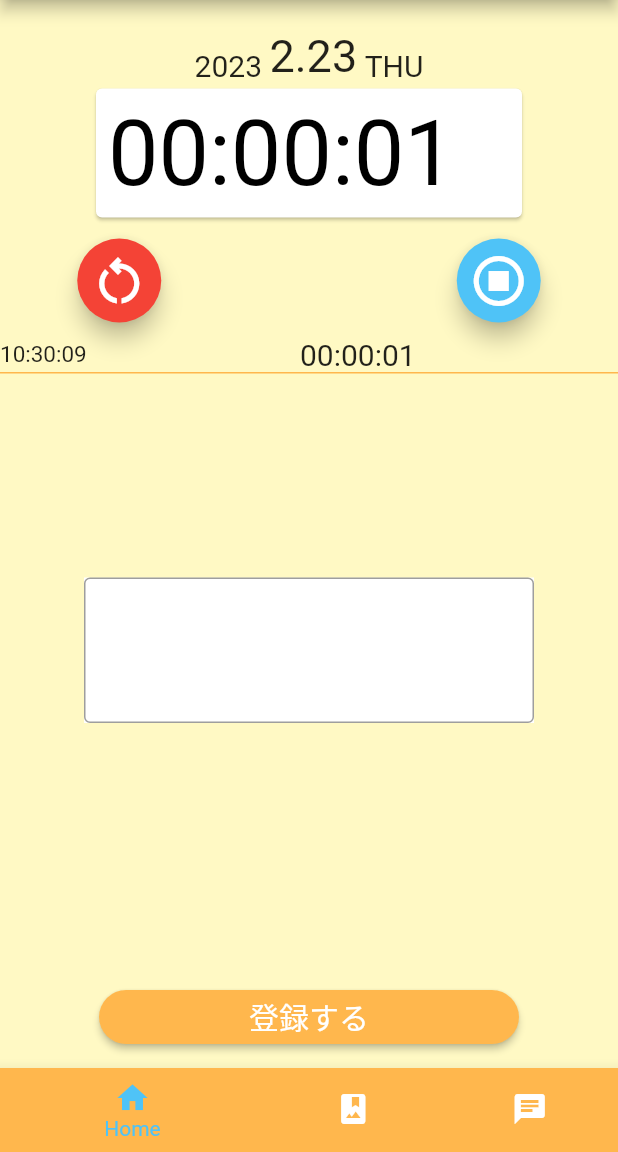
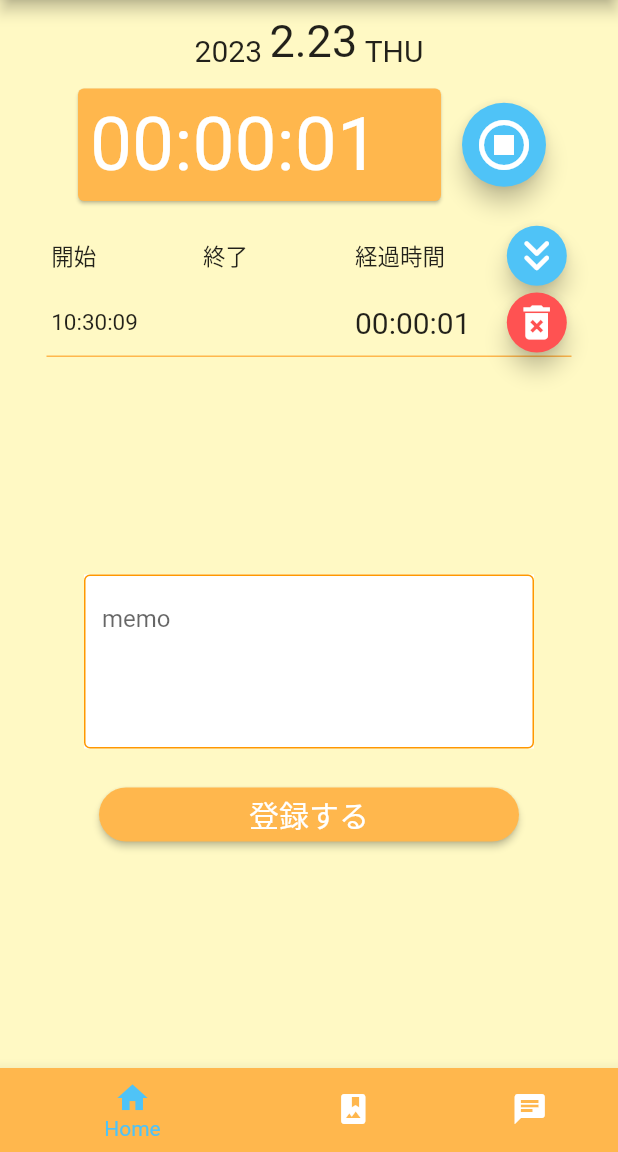
Before and after one commit to kei-study1/study_memo, a Flutter app: the screen it shows after launch, after a tap on the "play circle outline" icon, on a phone screen of 412 x 824 dp, the part 84-1236 px from its top. Run offline on Flutter 3.47's test engine with Material 2 defaults, Android fonts, the light colour scheme and no system bars; missing offline and left inert: dart:ffi.

Commit message:
タイマーの合計、リストの時間との整合性UP、リストの削除機能、メモ機能

```diff
--- a/lib/main.dart
+++ b/lib/main.dart
@@ -24,10 +24,16 @@ class _MainPageState extends State<MainPage> {
   ScreenColor screenColor = ScreenColor();
   // スクリーンのリスト
   ScreenList screenList = ScreenList();
+    // テキストフィールド用
+  final focusNode = FocusNode();
 
   @override
   Widget build(BuildContext context) {
-    return Scaffold(
+    return Focus(
+      focusNode: focusNode,
+      child: GestureDetector(
+        onTap: focusNode.requestFocus,
+        child: Scaffold(
           backgroundColor: screenColor.baseColor2,
           appBar: AppBar(
             backgroundColor: screenColor.baseColor,
@@ -55,6 +61,8 @@ class _MainPageState extends State<MainPage> {
             onTap: _onItemTapped,
             type: BottomNavigationBarType.shifting,
           ),
+        ),
+      ),
     );
   }
 
--- a/lib/screens/home.dart
+++ b/lib/screens/home.dart
@@ -1,5 +1,6 @@
 import 'dart:ffi';
 
+import 'package:flutter/foundation.dart';
 import 'package:flutter/material.dart';
 import 'package:intl/intl.dart';
 import 'dart:async';
@@ -36,21 +37,28 @@ class StudyTimerState extends State<StudyTimer> {
   // タイマー関係
   late Timer _timer;
   String countTimer = '00:00:00';
-  int _seconds = 0;
+  String currentListTimer = '00:00:00';
+  int diffSeconds = 0;
+  List<DateTime> dateTimeBetweenList = [];
   int _hour = 0;
   int _minute = 0;
   int _second = 0;
+  // スクロールコントローラー
+  ScrollController _scrollController = ScrollController();
+  int _itemCount = 1;
 
+  // タイマースタート＆ストップ
   void _buttonPress() {
     setState(() {
       _buttonOn = !_buttonOn;
       ListViewRow listViewRow = ListViewRow(DateTime.now(), _buttonOn);
       if (_buttonOn) {
         _timer = Timer.periodic(
-          Duration(seconds: 1),
+          Duration(microseconds: 1000),
           _onTimer
         );
         dateTimeStartList.add(listViewRow);
+        _itemCount++;
       } else {
         _timer.cancel();
         dateTimeEndList.add(listViewRow);
@@ -58,17 +66,51 @@ class StudyTimerState extends State<StudyTimer> {
     });
     print(_buttonOn);
   }
-  void _resetButtonPress() {
+
+  // Timerのメソッドを使うカウント用。正直Timer.periodicを使いたいだけの生贄メソッド
+  void _onTimer(Timer timer) {
     setState(() {
-      countTimer = '00:00:00';
-      _seconds = 0;
-      _buttonOn = false;
-      if (_timer.isActive) {
-        _timer.cancel();
-      }
+      dateTimeBetweenList.insert(dateTimeStartList.length - 1,
+        _dateTimeDiff(
+          dateTimeStartList.elementAt(dateTimeStartList.length - 1)._nowDateTime,
+          DateTime.now()
+        )
+      );
+      countTimer = _makeStringTime(_totalSeconds());
     });
   }
 
+  // タイマーリストの時間を合算して秒数で渡す
+  int _totalSeconds() {
+    int _totalSeconds = 0;
+    for (int i = 0; i < dateTimeStartList.length; i++) {
+      _totalSeconds += _makeSeconds(dateTimeBetweenList.elementAt(i));
+    }
+    return _totalSeconds;
+  }
+
+  // DateTime型をintの秒に変換して渡す
+  int _makeSeconds(DateTime t) {
+    int _tHourSec = t.hour * 60 * 60;
+    int _tMinuteSec = t.minute * 60;
+    return _tHourSec + _tMinuteSec + t.second;
+  }
+
+  // 開始時刻と終了時刻の差をStringの 00:00:00 にして渡す
+  String _dateTimeDifference(DateTime start, DateTime end) {
+    diffSeconds = end.difference(start).inSeconds;
+    return _makeStringTime(diffSeconds);
+  }
+  // 2つのDateTimeの差をDateTimeで返す
+  DateTime _dateTimeDiff(DateTime s, DateTime e) {
+    var s1 = _makeSeconds(e) - _makeSeconds(s);
+    var h = s1 ~/ (60 * 60);
+    var m = (s1 - h * 60 *60) ~/ 60;
+    var s2 = s1 - h * 60 * 60 - m * 60;
+    return DateTime(0,0,0,h,m,s2);
+  }
+
+  // 送られた秒数をStringの 00:00:00 で表示
   String _makeStringTime(int sec) {
     _hour = sec ~/ (60 * 60);
     _minute = (sec - _hour * 60 * 60) ~/ 60;
@@ -78,27 +120,41 @@ class StudyTimerState extends State<StudyTimer> {
     return _formatter.format(_time);
   }
 
-  void _onTimer(Timer timer) {
-    _seconds++;
-    var _formattedTime = _makeStringTime(_seconds);
+  // indexのタイマーリストを削除する
+  void _deleteList(int index) {
     setState(() {
-      countTimer = _formattedTime;
+      dateTimeStartList.removeAt(index);
+      dateTimeBetweenList.removeAt(index);
+      if (dateTimeEndList.length >= index + 1) {
+        dateTimeEndList.removeAt(index);
+      } else {
+        _buttonOn = !_buttonOn;
+        _timer.cancel();
+      }
+      countTimer = _makeStringTime(_totalSeconds());
+      _itemCount--;
     });
   }
 
-  String _dateTimeDifference(DateTime start, DateTime end) {
-    int diffSeconds = end.difference(start).inSeconds;
-    return _makeStringTime(diffSeconds);
+  // リストを最下までスクロール
+  void _arrowPress() {
+    _scrollController.animateTo(
+      _scrollController.position.maxScrollExtent,
+      duration: Duration(milliseconds: 500),
+      curve: Curves.linear
+    );
   }
 
   Widget build(BuildContext context) {
-    return Center(
+    return Container(
+      height:  MediaQuery.of(context).size.height,
+      child: SingleChildScrollView(
         child: Column(
-        mainAxisAlignment: MainAxisAlignment.spaceBetween,
+          // mainAxisAlignment: MainAxisAlignment.spaceBetween,
           children: [
             Column(
               children: [
-              const SizedBox(height: 20,),
+                const SizedBox(height: 10,),
                 Row(
                   mainAxisAlignment: MainAxisAlignment.center,
                   crossAxisAlignment: CrossAxisAlignment.end,
@@ -128,77 +184,82 @@ class StudyTimerState extends State<StudyTimer> {
                   ],
                 ),
 
+                SizedBox(height: 10,),
+
                 Row(
-                children: <Widget>[
-                  Expanded(
-                    child: Container(),
-                  ),
-                  Expanded(
-                    flex: 6,
-                    child: Container(
-                      child: Column(
+                  mainAxisAlignment: MainAxisAlignment.center,
                   children: <Widget>[
                     Card(
-                            color: Colors.white,
+                      color: _buttonOn? screenColor.baseColor : Color.fromARGB(255, 167, 157, 133),
                       child: Container(
                         padding: EdgeInsets.all(8),
-                              width: 284,
+                        width: 242,
                         child: Text(
                           countTimer,
                           style: TextStyle(
-                                  fontSize: 60,
-                                  color: Colors.black,
+                            fontSize: 50,
+                            color: Colors.white,
                           ),
                         ),
                       ),
                     ),
 
-                          const SizedBox(height: 10,),
-                          Row(
-                            mainAxisAlignment: MainAxisAlignment.spaceBetween,
-                            children: [
-                              InkWell(
-                                onTap: null,
-                                onLongPress: _resetButtonPress,
-                                child: FloatingActionButton(
-                                  foregroundColor: Colors.white,
-                                  backgroundColor: Colors.red,
-                                  splashColor: Colors.white,
-                                  child: Icon(Icons.restart_alt_outlined, size: 40,),
-                                  onPressed: (){},
-                                ),
-                              ),
+                    const SizedBox(width: 10,),
+
                     FloatingActionButton(
                       onPressed: _buttonPress,
                       splashColor: _buttonOn ? screenColor.baseColor : screenColor.subColor,
                       backgroundColor: _buttonOn ? screenColor.subColor : screenColor.baseColor,
                       child: Icon(_buttonOn ? Icons.stop_circle_outlined : Icons.play_circle_outline, size: 40,),
                     ),
-                            ],
-                          ),
-                        ],
-                      ),
-                    ),
-                  ),
-                  Expanded(
-                    child: Container(),
-                  ),
+
                   ],
                 ),
 
                 const SizedBox(height: 10,),
 
                 Container(
-                height: 150,
+                  width: 350,
+                  child: Column(
+                    children: <Widget>[
+                      Container(
+                        height: 45,
+                        child: Row(
+                          mainAxisAlignment: MainAxisAlignment.spaceAround,
+                          crossAxisAlignment: CrossAxisAlignment.center,
+                          children: <Widget> [
+                            ConRap('開始', 15),
+                            ConRap('終了', 15),
+                            ConRap('経過時間', 15),
+                            Container(
+                              width: 40,
+                              child: FloatingActionButton(
+                                foregroundColor: Colors.white,
+                                backgroundColor: screenColor.subColor,
+                                splashColor: Colors.white,
+                                child: Icon(Icons.keyboard_double_arrow_down_rounded, size: 35,),
+                                onPressed: _arrowPress,
+                              ),
+                            ),
+                          ]
+                        ),
+                      ),
+                      Container(
+                        height: 160,
                         child: ListView.builder(
+                          controller: _scrollController,
+                          itemCount: _itemCount,
                           itemBuilder: (BuildContext context, int index) {
                             if (dateTimeStartList.length >= index + 1){
                               return Container(
+                                height: 45,
                                 decoration: BoxDecoration(
                                   // border のカラーに制約がある。null系だと思うから「！」を付けたらOKだった！
                                   border: Border(bottom: BorderSide(width: 1.0, color: screenColor.baseColor!))
                                 ),
                                 child: Row(
+                                  mainAxisAlignment: MainAxisAlignment.spaceAround,
+                                  crossAxisAlignment: CrossAxisAlignment.center,
                                   children: <Widget> [
                                     ConRap(DateFormat('HH:mm:ss').format(dateTimeStartList.elementAt(index).getNowDateTime()), 15),
 
@@ -206,20 +267,28 @@ class StudyTimerState extends State<StudyTimer> {
                                       ConRap(DateFormat('HH:mm:ss').format(dateTimeEndList.elementAt(index).getNowDateTime()), 15) :
                                       ConRap('', 15),
 
-                            (dateTimeEndList.length >= index + 1) ?
+                                    (dateTimeBetweenList.length >= index + 1) ?
                                       ConRap(
-                              _dateTimeDifference(
-                                dateTimeStartList.elementAt(index).getNowDateTime(),
-                                dateTimeEndList.elementAt(index).getNowDateTime()
+                                        DateFormat('HH:mm:ss').format(
+                                          dateTimeBetweenList.elementAt(index)
                                         )
                                       , 20) :
-                            ConRap(
-                              _dateTimeDifference(
-                                dateTimeStartList.elementAt(index).getNowDateTime(),
-                                DateTime.now()
-                              )
-                            , 20),
-                            // Text(dateTimeStartList.elementAt(index).getButtonOn() ? "開始" : "終了")
+                                      ConRap('', 20),
+
+                                    InkWell(
+                                      onTap: null,
+                                      onLongPress: () => _deleteList(index),
+                                      child: Container(
+                                        width: 40,
+                                        child: FloatingActionButton(
+                                          foregroundColor: Colors.white,
+                                          backgroundColor: Colors.redAccent.shade200,
+                                          splashColor: Colors.white,
+                                          child: Icon(Icons.delete_forever, size: 30,),
+                                          onPressed: (){},
+                                        ),
+                                      ),
+                                    ),
                                   ]
                                 ),
                               );
@@ -227,21 +296,36 @@ class StudyTimerState extends State<StudyTimer> {
                           }
                         ),
                       ),
+                    ],
+                  ),
+                ),
 
-              const SizedBox(height: 10,),
+                const SizedBox(height: 30,),
 
                 Container(
                   color: Colors.white,
                   width: 300,
                   child: const TextField(
-                  maxLines: 3,
-                  decoration: InputDecoration(border: OutlineInputBorder()),
-                  // enabled: true,
-                  // maxLength: 10,
+                    maxLines: 4,
+                    decoration: InputDecoration(
+                      hintText: "memo",
+                      enabledBorder: OutlineInputBorder(
+                        borderSide: BorderSide(
+                          color: Colors.orange
+                        )
+                      ),
+                      focusedBorder: OutlineInputBorder(
+                        borderSide: BorderSide(
+                          color: Colors.orange
+                        )
+                      ),
+                    ),
                   ),
                 ),
               ],
             ),
+
+            const SizedBox(height: 20,),
 
             Column(
               children: [
@@ -264,6 +348,7 @@ class StudyTimerState extends State<StudyTimer> {
             ),
           ],
         ),
+      ),
     );
   }
 }
@@ -284,7 +369,8 @@ class ListViewRow {
 
 Widget ConRap(String text, double fontSize) {
   return Container(
-    width: 100,
+    width: 95,
+    // color : Colors.red,
     child: Text(
       text,
       // textAlign: TextAlign.center,
```
Lines whose indentation alone changed are shown as unchanged.
